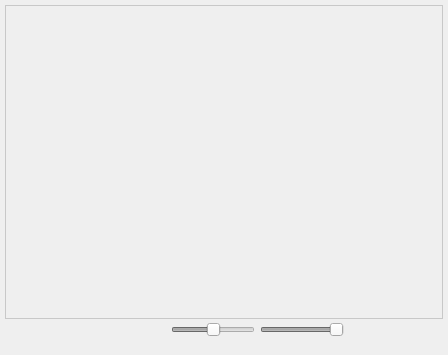
First picture: the form in src/view/poseviewer/poseviewer.ui, repository florianblume/6d-pat, before the edit.
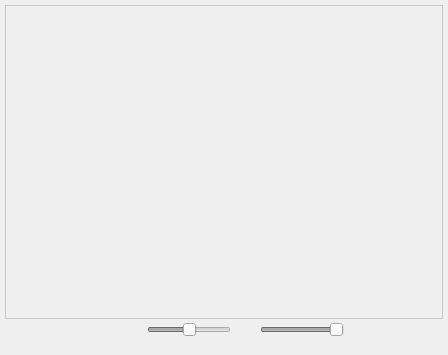
Second picture: the form after the edit.

```diff
--- a/src/view/poseviewer/poseviewer.ui
+++ b/src/view/poseviewer/poseviewer.ui
@@ -228,6 +228,229 @@
         </property>
        </widget>
       </item>
+      <item>
+       <widget class="QLabel" name="labelZoomPlus">
+        <property name="palette">
+         <palette>
+          <active>
+           <colorrole role="WindowText">
+            <brush brushstyle="SolidPattern">
+             <color alpha="255">
+              <red>46</red>
+              <green>52</green>
+              <blue>54</blue>
+             </color>
+            </brush>
+           </colorrole>
+           <colorrole role="Text">
+            <brush brushstyle="SolidPattern">
+             <color alpha="255">
+              <red>46</red>
+              <green>52</green>
+              <blue>54</blue>
+             </color>
+            </brush>
+           </colorrole>
+           <colorrole role="ButtonText">
+            <brush brushstyle="SolidPattern">
+             <color alpha="255">
+              <red>46</red>
+              <green>52</green>
+              <blue>54</blue>
+             </color>
+            </brush>
+           </colorrole>
+           <colorrole role="PlaceholderText">
+            <brush brushstyle="SolidPattern">
+             <color alpha="128">
+              <red>46</red>
+              <green>52</green>
+              <blue>54</blue>
+             </color>
+            </brush>
+           </colorrole>
+          </active>
+          <inactive>
+           <colorrole role="WindowText">
+            <brush brushstyle="SolidPattern">
+             <color alpha="255">
+              <red>46</red>
+              <green>52</green>
+              <blue>54</blue>
+             </color>
+            </brush>
+           </colorrole>
+           <colorrole role="Text">
+            <brush brushstyle="SolidPattern">
+             <color alpha="255">
+              <red>46</red>
+              <green>52</green>
+              <blue>54</blue>
+             </color>
+            </brush>
+           </colorrole>
+           <colorrole role="ButtonText">
+            <brush brushstyle="SolidPattern">
+             <color alpha="255">
+              <red>46</red>
+              <green>52</green>
+              <blue>54</blue>
+             </color>
+            </brush>
+           </colorrole>
+           <colorrole role="PlaceholderText">
+            <brush brushstyle="SolidPattern">
+             <color alpha="128">
+              <red>46</red>
+              <green>52</green>
+              <blue>54</blue>
+             </color>
+            </brush>
+           </colorrole>
+          </inactive>
+          <disabled>
+           <colorrole role="WindowText">
+            <brush brushstyle="SolidPattern">
+             <color alpha="255">
+              <red>190</red>
+              <green>190</green>
+              <blue>190</blue>
+             </color>
+            </brush>
+           </colorrole>
+           <colorrole role="Text">
+            <brush brushstyle="SolidPattern">
+             <color alpha="255">
+              <red>190</red>
+              <green>190</green>
+              <blue>190</blue>
+             </color>
+            </brush>
+           </colorrole>
+           <colorrole role="ButtonText">
+            <brush brushstyle="SolidPattern">
+             <color alpha="255">
+              <red>190</red>
+              <green>190</green>
+              <blue>190</blue>
+             </color>
+            </brush>
+           </colorrole>
+           <colorrole role="PlaceholderText">
+            <brush brushstyle="SolidPattern">
+             <color alpha="128">
+              <red>0</red>
+              <green>0</green>
+              <blue>0</blue>
+             </color>
+            </brush>
+           </colorrole>
+          </disabled>
+         </palette>
+        </property>
+        <property name="text">
+         <string/>
+        </property>
+       </widget>
+      </item>
+      <item>
+       <widget class="QLabel" name="labelTransparency">
+        <property name="palette">
+         <palette>
+          <active>
+           <colorrole role="WindowText">
+            <brush brushstyle="SolidPattern">
+             <color alpha="255">
+              <red>46</red>
+              <green>52</green>
+              <blue>54</blue>
+             </color>
+            </brush>
+           </colorrole>
+           <colorrole role="Text">
+            <brush brushstyle="SolidPattern">
+             <color alpha="255">
+              <red>206</red>
+              <green>206</green>
+              <blue>206</blue>
+             </color>
+            </brush>
+           </colorrole>
+           <colorrole role="PlaceholderText">
+            <brush brushstyle="SolidPattern">
+             <color alpha="128">
+              <red>206</red>
+              <green>206</green>
+              <blue>206</blue>
+             </color>
+            </brush>
+           </colorrole>
+          </active>
+          <inactive>
+           <colorrole role="WindowText">
+            <brush brushstyle="SolidPattern">
+             <color alpha="255">
+              <red>46</red>
+              <green>52</green>
+              <blue>54</blue>
+             </color>
+            </brush>
+           </colorrole>
+           <colorrole role="Text">
+            <brush brushstyle="SolidPattern">
+             <color alpha="255">
+              <red>206</red>
+              <green>206</green>
+              <blue>206</blue>
+             </color>
+            </brush>
+           </colorrole>
+           <colorrole role="PlaceholderText">
+            <brush brushstyle="SolidPattern">
+             <color alpha="128">
+              <red>206</red>
+              <green>206</green>
+              <blue>206</blue>
+             </color>
+            </brush>
+           </colorrole>
+          </inactive>
+          <disabled>
+           <colorrole role="WindowText">
+            <brush brushstyle="SolidPattern">
+             <color alpha="255">
+              <red>190</red>
+              <green>190</green>
+              <blue>190</blue>
+             </color>
+            </brush>
+           </colorrole>
+           <colorrole role="Text">
+            <brush brushstyle="SolidPattern">
+             <color alpha="255">
+              <red>190</red>
+              <green>190</green>
+              <blue>190</blue>
+             </color>
+            </brush>
+           </colorrole>
+           <colorrole role="PlaceholderText">
+            <brush brushstyle="SolidPattern">
+             <color alpha="128">
+              <red>0</red>
+              <green>0</green>
+              <blue>0</blue>
+             </color>
+            </brush>
+           </colorrole>
+          </disabled>
+         </palette>
+        </property>
+        <property name="text">
+         <string/>
+        </property>
+       </widget>
+      </item>
       <item>
        <widget class="QSlider" name="sliderTransparency">
         <property name="enabled">
```
Left out of the diff: 44 changed lines with no effect on the pictures.
